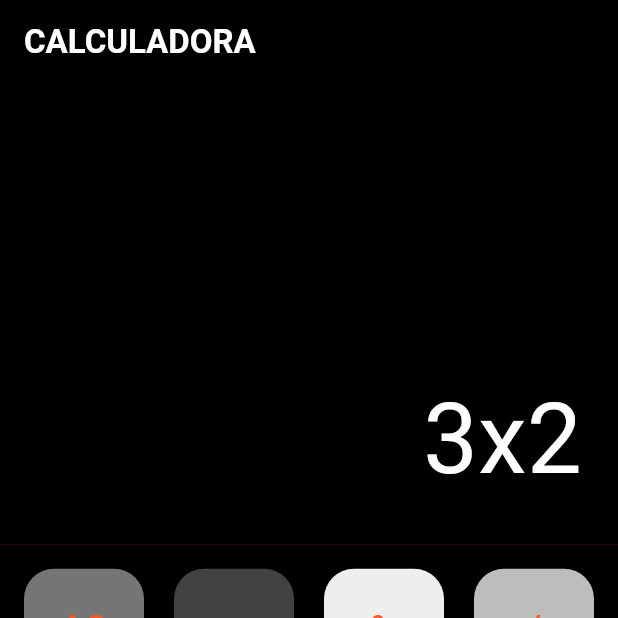
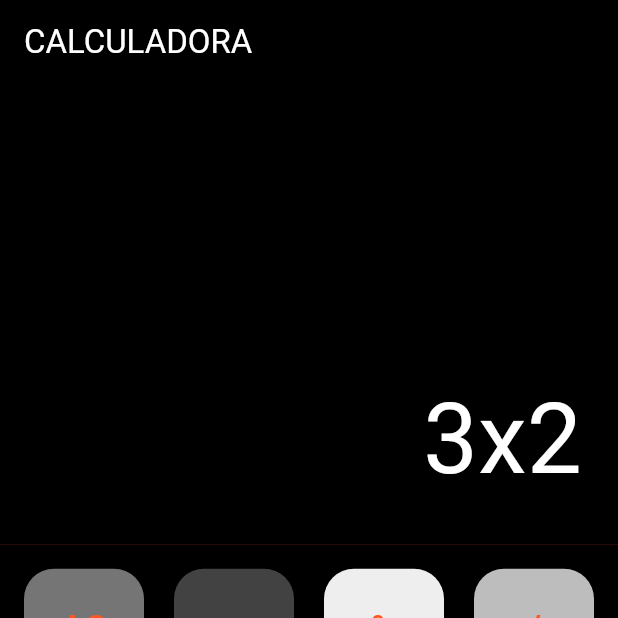
Before and after one commit to ArtoriasDWater/blog, a Flutter app: the screen it shows after launch, on a phone screen of 412 x 824 dp, the top half of it. Run offline on Flutter 3.47's test engine with Material 3 defaults, Android fonts, the phone set to English and light mode, and no system bars.

Commit message:
Se quita la negrita del titulo del app bar porque no se ve bien

```diff
--- a/lib/main.dart
+++ b/lib/main.dart
@@ -16,10 +16,7 @@ class MyApp extends StatelessWidget {
       theme: ThemeData(primarySwatch: Colors.blue, useMaterial3: true),
       home: Scaffold(
         appBar: AppBar(
-          title: Text(
-            'CALCULADORA',
-            style: TextStyle(fontWeight: FontWeight.bold, color: Colors.white),
-          ),
+          title: Text('CALCULADORA', style: TextStyle(color: Colors.white)),
           backgroundColor: Colors.black,
         ),
         body: SafeArea(
```
